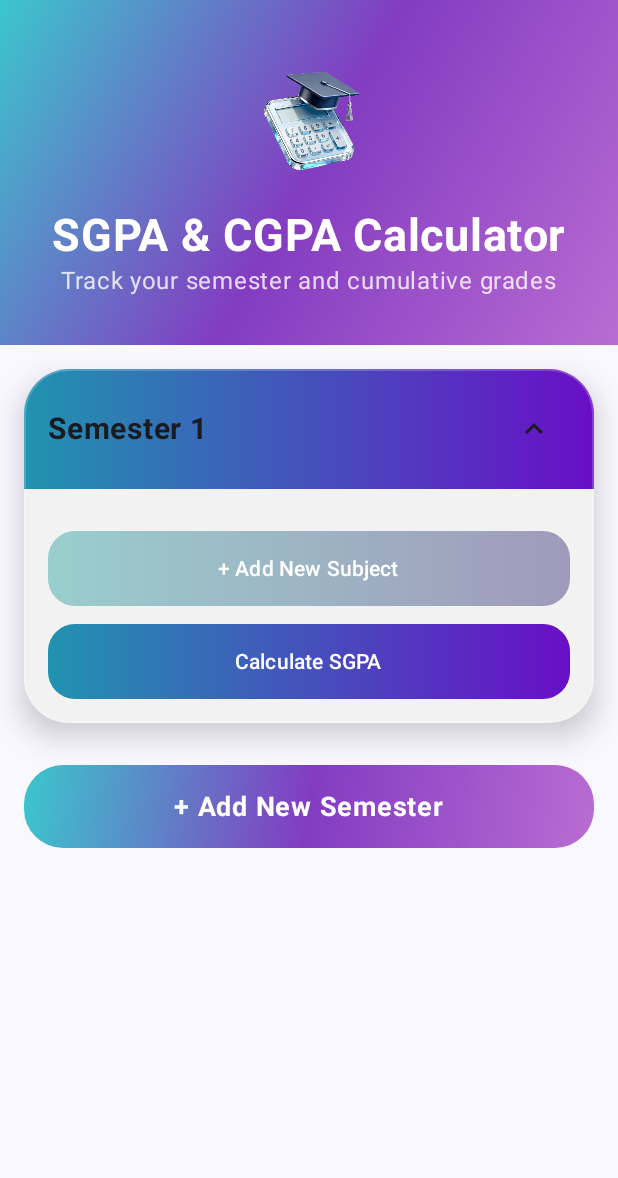
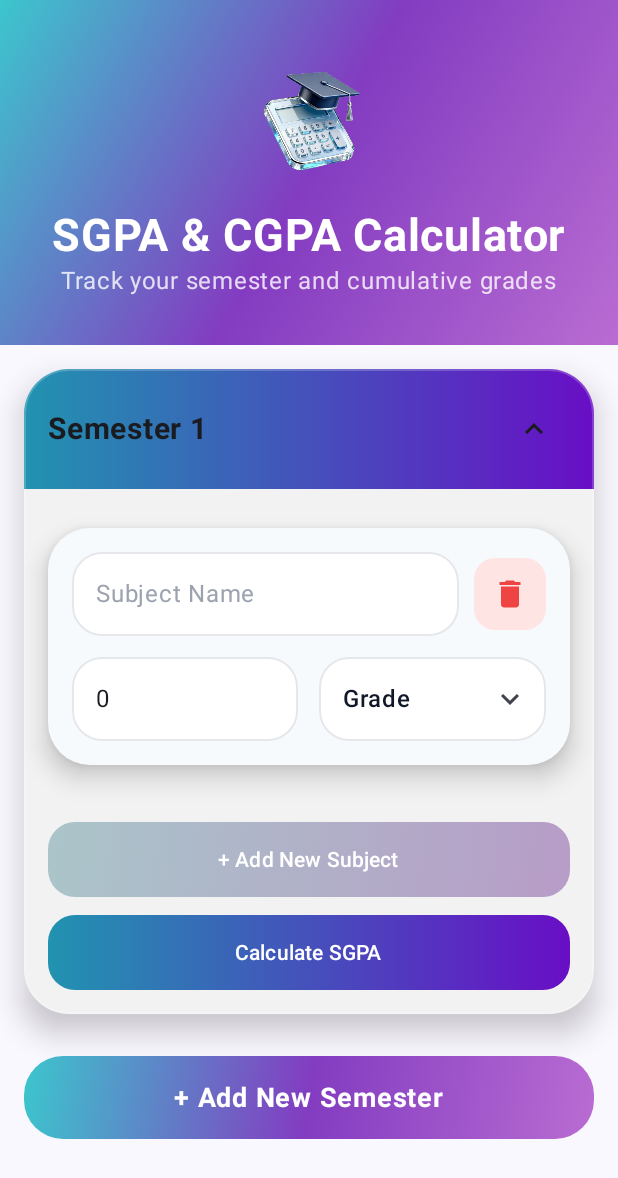
Before and after one commit to CodeWithSangeeta/EduBond, an Android app built with Jetpack Compose: the composable SgpaCgpaScreen shown on its own in the app's theme, on a phone screen of 412 x 824 dp. Shown: the top 1178 px of the screen. Run offline under Robolectric (Android 15) with nearby library versions, the phone set to English and light mode, and no system bars; libraries missing offline, so code that uses them is left out: com.google.firebase.annotations.

Commit message:
Improve ui of sgpa-cgpa

```diff
--- a/app/src/main/java/com/practice/edubond/feature/student/sgpa_cgpa/presentation/components/ColorGraient.kt
+++ b/app/src/main/java/com/practice/edubond/feature/student/sgpa_cgpa/presentation/components/ColorGraient.kt
@@ -19,10 +19,18 @@ object ColorGradient{
             Color(0xFF690EC6)
         )
     )
-    val lightGradient = Brush.horizontalGradient(
+    val subjectCardGradient = Brush.linearGradient(
         listOf(
-            Color(0xFF99CECD),
-            Color(0xFFA09ABA)
+            Color(0xFFB3E5FC).copy(alpha = 0.45f), // light blue
+            Color(0xFFD1C4E9).copy(alpha = 0.45f)
+        )
+    )
+
+
+    val buttonGradient = Brush.linearGradient(
+        listOf(
+            Color(0xFFAAC5C9),
+            Color(0xFFB79CC7)
         )
     )
 
--- a/app/src/main/java/com/practice/edubond/feature/student/sgpa_cgpa/presentation/components/SemesterCard.kt
+++ b/app/src/main/java/com/practice/edubond/feature/student/sgpa_cgpa/presentation/components/SemesterCard.kt
@@ -46,7 +46,8 @@ import com.practice.edubond.feature.student.sgpa_cgpa.presentation.data.Subject
 fun SemesterCard(
     semester: Semester,
     onAddSubject: () -> Unit ,
-    onUpdateSubject:(Int,Subject) -> Unit) {
+    onUpdateSubject:(Int,Subject) -> Unit)
+{
 
     var expanded by remember { mutableStateOf(true) }
 
@@ -109,6 +110,7 @@ fun SemesterCard(
                       //onDeleteSubject(index)
                     }
                   )
+                 Spacer(modifier = Modifier.height(16.dp))
                }
 
                     Spacer(modifier = Modifier.height(12.dp))
@@ -117,7 +119,7 @@ fun SemesterCard(
                             onAddSubject()
                         },
                         text = "+ Add New Subject",
-                        backgroundColor = ColorGradient.lightGradient
+                        backgroundColor = ColorGradient.buttonGradient
                     )
 
 
@@ -128,6 +130,9 @@ fun SemesterCard(
                         backgroundColor = ColorGradient.semesterCardGradient
                     )
                 }
-            }
-        }
+
+
+           }
+
     }
+}
--- a/app/src/main/java/com/practice/edubond/feature/student/sgpa_cgpa/presentation/components/SubjectCard.kt
+++ b/app/src/main/java/com/practice/edubond/feature/student/sgpa_cgpa/presentation/components/SubjectCard.kt
@@ -3,13 +3,16 @@ package com.practice.edubond.feature.student.sgpa_cgpa.presentation.components
 import androidx.compose.animation.core.animateFloatAsState
 import androidx.compose.animation.core.tween
 import androidx.compose.foundation.background
+import androidx.compose.foundation.border
 import androidx.compose.foundation.layout.Arrangement
+import androidx.compose.foundation.layout.Box
 import androidx.compose.foundation.layout.Column
 import androidx.compose.foundation.layout.Row
 import androidx.compose.foundation.layout.Spacer
 import androidx.compose.foundation.layout.fillMaxWidth
 import androidx.compose.foundation.layout.height
 import androidx.compose.foundation.layout.padding
+import androidx.compose.foundation.layout.size
 import androidx.compose.foundation.layout.width
 import androidx.compose.foundation.shape.RoundedCornerShape
 import androidx.compose.material.icons.Icons
@@ -29,7 +32,10 @@ import androidx.compose.material3.Icon
 import androidx.compose.material3.IconButton
 import androidx.compose.material3.MaterialTheme
 import androidx.compose.material3.OutlinedTextField
+import androidx.compose.material3.OutlinedTextFieldDefaults
 import androidx.compose.material3.Text
+import androidx.compose.material3.TextField
+import androidx.compose.material3.TextFieldDefaults
 import androidx.compose.runtime.Composable
 import androidx.compose.runtime.getValue
 import androidx.compose.runtime.mutableStateOf
@@ -37,12 +43,14 @@ import androidx.compose.runtime.remember
 import androidx.compose.runtime.setValue
 import androidx.compose.ui.Alignment
 import androidx.compose.ui.Modifier
+import androidx.compose.ui.draw.clip
 import androidx.compose.ui.graphics.Brush
 import androidx.compose.ui.graphics.Color
+import androidx.compose.ui.text.font.FontWeight
 import androidx.compose.ui.tooling.preview.Preview
 import androidx.compose.ui.unit.dp
+import androidx.lifecycle.viewmodel.compose.viewModel
 import com.practice.edubond.feature.student.sgpa_cgpa.presentation.data.Subject
-
 @OptIn(ExperimentalMaterial3Api::class)
 @Composable
 fun SubjectCard(
@@ -50,112 +58,99 @@ fun SubjectCard(
     onChange: (Subject) -> Unit,
     onDelete: () -> Unit
 ) {
-    var subjectName by remember { mutableStateOf(subject.name) }
-    var credits by remember { mutableStateOf(subject.credits.toString()) }
-    var selectedGrade by remember { mutableStateOf(subject.grade) }
     var isGradeExpanded by remember { mutableStateOf(false) }
     val grades = listOf("O", "A+", "A", "B+", "B", "C", "P", "F")
 
     Card(
         modifier = Modifier
             .fillMaxWidth()
-            .padding(16.dp),
-        shape = RoundedCornerShape(24.dp),
-        elevation = CardDefaults.cardElevation(defaultElevation = 10.dp)
+            .padding(vertical = 10.dp),
+        shape = RoundedCornerShape(28.dp),
+        elevation = CardDefaults.cardElevation(defaultElevation = 10.dp),
+        colors = CardDefaults.cardColors(
+            containerColor = Color(0xFFF7FAFC) // light card background
+        )
     ) {
         Column(
             modifier = Modifier.padding(16.dp),
-            verticalArrangement = Arrangement.spacedBy(12.dp)
+            verticalArrangement = Arrangement.spacedBy(14.dp)
         ) {
 
-            // Subject Row
+            /* ---------- SUBJECT NAME + DELETE ---------- */
+
             Row(
-                modifier = Modifier.fillMaxWidth(),
-                horizontalArrangement = Arrangement.spacedBy(8.dp)
+                verticalAlignment = Alignment.CenterVertically
             ) {
                 OutlinedTextField(
-                    value = subjectName,
+                    value = subject.name,
                     onValueChange = {
-                        subjectName = it
-                        onChange(Subject(name = subjectName,
-                            credits=credits.toIntOrNull() ?: 0,
-                            grade = selectedGrade))
-                                    },
-                    placeholder = { Text("Subject Name / Subject Code") },
-                    shape = RoundedCornerShape(12.dp),
-                    singleLine = true
+                        onChange(subject.copy(name = it))
+                    },
+                    placeholder = {
+                        Text(
+                            "Subject Name",
+                            color = Color(0xFF9CA3AF)
+                        )
+                    },
+                    singleLine = true,
+                    modifier = Modifier.weight(1f),
+                    shape = RoundedCornerShape(20.dp),
+                    colors = OutlinedTextFieldDefaults.colors(
+                        focusedBorderColor = Color(0xFFE5E7EB),
+                        unfocusedBorderColor = Color(0xFFE5E7EB),
+                        focusedContainerColor = Color.White,
+                        unfocusedContainerColor = Color.White,
+                        cursorColor = Color.Black
+                    )
                 )
 
-                IconButton(onClick = {onDelete()}) {
+                Spacer(modifier = Modifier.width(10.dp))
+
+                IconButton(
+                    onClick = onDelete,
+                    modifier = Modifier
+                        .size(48.dp)
+                        .clip(RoundedCornerShape(14.dp))
+                        .background(Color(0xFFFFE4E4))
+                ) {
                     Icon(
                         imageVector = Icons.Default.Delete,
-                        contentDescription = null
+                        contentDescription = null,
+                        tint = Color(0xFFEF4444)
                     )
                 }
             }
 
-            // Credits + Grade Row
+            /* ---------- CREDITS + GRADE ---------- */
+
             Row(
-                modifier = Modifier.fillMaxWidth(),
-                horizontalArrangement = Arrangement.spacedBy(12.dp)
+                horizontalArrangement = Arrangement.spacedBy(14.dp)
             ) {
 
-                // Credits TextField with Stepper
+                // Credits
                 OutlinedTextField(
-                    value = credits,
+                    value = subject.credits.toString(),
                     onValueChange = {
-                        if (it.all { char -> char.isDigit() }) {
-                            credits = it
-                            onChange(Subject(subjectName, credits.toIntOrNull() ?: 0, selectedGrade))
+                        if (it.all { c -> c.isDigit() }) {
+                            onChange(subject.copy(credits = it.toIntOrNull() ?: 0))
                         }
                     },
+                    placeholder = {
+                        Text(
+                            "Credits",
+                            color = Color(0xFF9CA3AF)
+                        )
+                    },
+                    singleLine = true,
                     modifier = Modifier.weight(1f),
-                    singleLine = true,
-                    placeholder = { Text("Credits") },
-                    shape = RoundedCornerShape(16.dp),
-                    trailingIcon = {
-                        Column(
-                            verticalArrangement = Arrangement.Center
-                        ) {
-
-                            // Increase Arrow
-                            IconButton(
-                                onClick = {
-                                    val num = credits.toIntOrNull() ?: 0
-                                    credits = (num + 1).toString()
-                                },
-                                modifier = Modifier
-                                    .width(20.dp)
-                                    .height(18.dp)
-                            ) {
-                                Icon(
-                                    imageVector = Icons.Default.KeyboardArrowUp,
-                                    contentDescription = "Increase"
-                                )
-                            }
-
-                            // Decrease Arrow
-                            IconButton(
-                                onClick = {
-                                    val num = credits.toIntOrNull() ?: 0
-                                    if (num > 0) {
-                                        credits = (num - 1).toString()
-                                    }
-                                },
-                                modifier = Modifier
-                                    .width(20.dp)
-                                    .height(18.dp)
-                            ) {
-                                Icon(
-                                    imageVector = Icons.Default.KeyboardArrowDown,
-                                    contentDescription = "Decrease"
-                                )
-                            }
-                        }
-                    }
+                    shape = RoundedCornerShape(20.dp),
+                    colors = OutlinedTextFieldDefaults.colors(
+                        focusedBorderColor = Color(0xFFE5E7EB),
+                        unfocusedBorderColor = Color(0xFFE5E7EB),
+                        focusedContainerColor = Color.White,
+                        unfocusedContainerColor = Color.White
+                    )
                 )
-
-
 
                 // Grade Dropdown
                 ExposedDropdownMenuBox(
@@ -165,24 +160,33 @@ fun SubjectCard(
                 ) {
 
                     OutlinedTextField(
-                        modifier = Modifier
-                            .menuAnchor()
-                            .fillMaxWidth(),
-                        value = selectedGrade,
-                        onValueChange = {
-                            selectedGrade = it
-                            onChange(Subject(subjectName, credits.toIntOrNull() ?: 0, selectedGrade))
+                        value = subject.grade,
+                        onValueChange = {},
+                        readOnly = true,
+                        placeholder = {
+                            Text(
+                                "Grade",
+                                color = Color(0xFF111827),
+                                fontWeight = FontWeight.Medium
+                            )
                         },
-                        readOnly = true,
-                        singleLine = true,
-                        placeholder = { Text("Grade") },
                         trailingIcon = {
                             Icon(
                                 imageVector = Icons.Default.KeyboardArrowDown,
                                 contentDescription = null
                             )
                         },
-                        shape = RoundedCornerShape(16.dp)
+                        singleLine = true,
+                        modifier = Modifier
+                            .menuAnchor()
+                            .fillMaxWidth(),
+                        shape = RoundedCornerShape(20.dp),
+                        colors = OutlinedTextFieldDefaults.colors(
+                            focusedBorderColor = Color(0xFFE5E7EB),
+                            unfocusedBorderColor = Color(0xFFE5E7EB),
+                            focusedContainerColor = Color.White,
+                            unfocusedContainerColor = Color.White
+                        )
                     )
 
                     ExposedDropdownMenu(
@@ -193,7 +197,7 @@ fun SubjectCard(
                             DropdownMenuItem(
                                 text = { Text(grade) },
                                 onClick = {
-                                    selectedGrade = grade
+                                    onChange(subject.copy(grade = grade))
                                     isGradeExpanded = false
                                 }
                             )
--- a/app/src/main/java/com/practice/edubond/feature/student/sgpa_cgpa/presentation/data/dataClassSemesterSubject.kt
+++ b/app/src/main/java/com/practice/edubond/feature/student/sgpa_cgpa/presentation/data/dataClassSemesterSubject.kt
@@ -1,8 +1,11 @@
 package com.practice.edubond.feature.student.sgpa_cgpa.presentation.data
+
+import androidx.compose.runtime.mutableStateListOf
+import androidx.compose.runtime.snapshots.SnapshotStateList
 
 data class Semester(
     val id : Int,
-    val subjects : MutableList<Subject> = mutableListOf()
+    val subjects : SnapshotStateList<Subject> = mutableStateListOf()
 
 )
 
--- a/app/src/main/java/com/practice/edubond/feature/student/sgpa_cgpa/presentation/screen/SgpaCgpaScreen.kt
+++ b/app/src/main/java/com/practice/edubond/feature/student/sgpa_cgpa/presentation/screen/SgpaCgpaScreen.kt
@@ -52,8 +52,9 @@ fun SgpaCgpaScreen() {
                         viewModel.updateSubject(semester.id, index, updated)
                     }
                 )
+            }
 
-
+            item {
                 Spacer(modifier = Modifier.height(12.dp))
 
                 Box(
--- a/app/src/main/java/com/practice/edubond/feature/student/sgpa_cgpa/presentation/viewModel/SgpaCgpaViewModel.kt
+++ b/app/src/main/java/com/practice/edubond/feature/student/sgpa_cgpa/presentation/viewModel/SgpaCgpaViewModel.kt
@@ -18,7 +18,10 @@ class SgpaCgpaViewModel : ViewModel() {
         val newSemester = Semester(
             id = semesters.size + 1
         )
+        newSemester.subjects.add(Subject())
         semesters.add(newSemester)
+
+
     }
 
     fun addSubject(semesterId: Int) {
```
